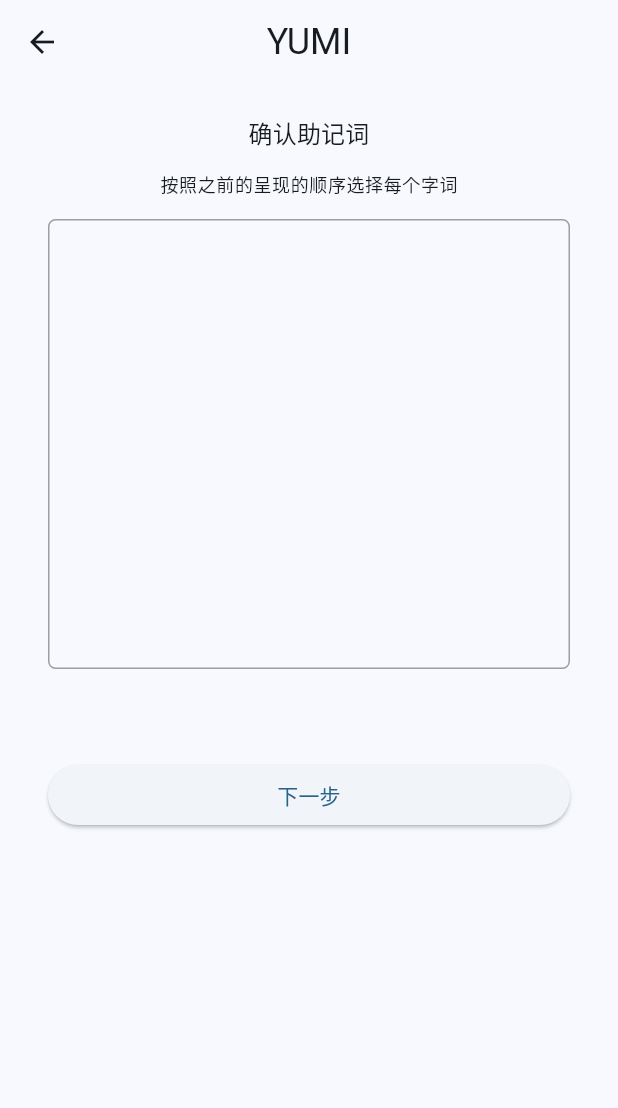
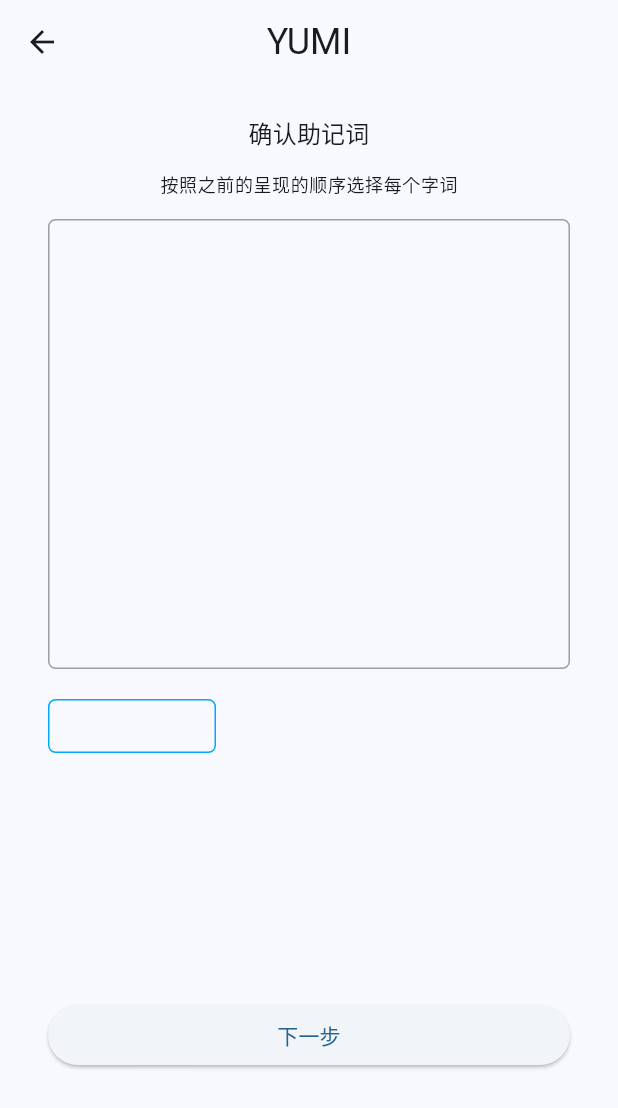
Before and after one commit to leege100/yumi, a Flutter app: the ConfirmMnemonicPage screen opened directly with empty values, on a phone screen of 412 x 824 dp. Shown: the top 1108 px of the screen. Run offline on Flutter 3.47's test engine with Material 2 defaults, Android fonts, the phone set to English and light mode, and no system bars; missing offline and left inert: bip39.

Commit message:
optimize code

```diff
--- a/lib/src/com/yumi/wallet/create/confirm_mnemonic_page.dart
+++ b/lib/src/com/yumi/wallet/create/confirm_mnemonic_page.dart
@@ -1,4 +1,3 @@
-import 'package:bip39/bip39.dart' as bip39;
 import 'package:flutter/material.dart';
 import 'package:yumi/src/com/yumi/wallet/strings.dart';
 
@@ -13,17 +12,23 @@ class ConfirmMnemonicPage extends StatefulWidget {
 
 class _ConfirmMnemonicPageState extends State<ConfirmMnemonicPage> {
 
-  late String _memo;
+  String _mnemonic = "";
+  List<String> _memoString = [];
+  bool _initMnemonic = false;
 
 
   @override
   void initState() {
-    _memo = ModalRoute.of(context)!.settings.arguments as String;
   }
 
   @override
   Widget build(BuildContext context) {
-    List<String> _memoString = _memo.split(" ");
+    if (!_initMnemonic) {
+      _mnemonic = ModalRoute.of(context)!.settings.arguments as String;
+      _memoString = _mnemonic.split(" ");
+      _initMnemonic = true;
+    }
+
     return Scaffold(
       appBar: AppBar(
         backgroundColor: Colors.transparent,
@@ -63,7 +68,25 @@ class _ConfirmMnemonicPageState extends State<ConfirmMnemonicPage> {
                 border: Border.all(width: 1, color: Colors.grey),
               ),
             ),
-            const SizedBox(height: 60),
+            Container(
+              margin: const EdgeInsets.only(top: 20),
+              alignment: const Alignment(0, 0),
+              width: double.infinity,
+              height: 190,
+              child: GridView.builder(
+                gridDelegate: const SliverGridDelegateWithFixedCrossAxisCount(
+                  crossAxisCount: 3,
+                  crossAxisSpacing: 6,
+                  mainAxisSpacing: 10,
+                  mainAxisExtent: 36,
+                ),
+                itemCount: _memoString.length,
+                itemBuilder: (context, index) {
+                  return _MnemonicItem(_memoString[index]);
+                },
+              ),
+            ),
+            const SizedBox(height: 10),
             ElevatedButton(
                 onPressed: () {
                 },
@@ -77,3 +100,29 @@ class _ConfirmMnemonicPageState extends State<ConfirmMnemonicPage> {
     );
   }
 }
+
+class _MnemonicItem extends StatelessWidget {
+  final String _text;
+
+  const _MnemonicItem(this._text, {super.key});
+
+  @override
+  Widget build(BuildContext context) {
+    return Container(
+        padding: const EdgeInsets.symmetric(vertical: 5, horizontal: 5),
+        alignment: const Alignment(0, 0),
+        width: double.infinity,
+        height: 30,
+        decoration: BoxDecoration(
+          color: Colors.transparent,
+          borderRadius: const BorderRadius.all(Radius.circular(5.0)),
+          border: Border.all(width: 1, color: Colors.lightBlue),
+        ),
+        child: Text(
+          _text,
+          style: Theme.of(context).textTheme.bodyMedium,
+          textScaleFactor: 1.0,
+          textAlign: TextAlign.center,
+        ));
+  }
+}
```
Also changed, not shown: lib/src/com/yumi/wallet/create/generate_mnemonic_page.dart (+14 -24 lines).
